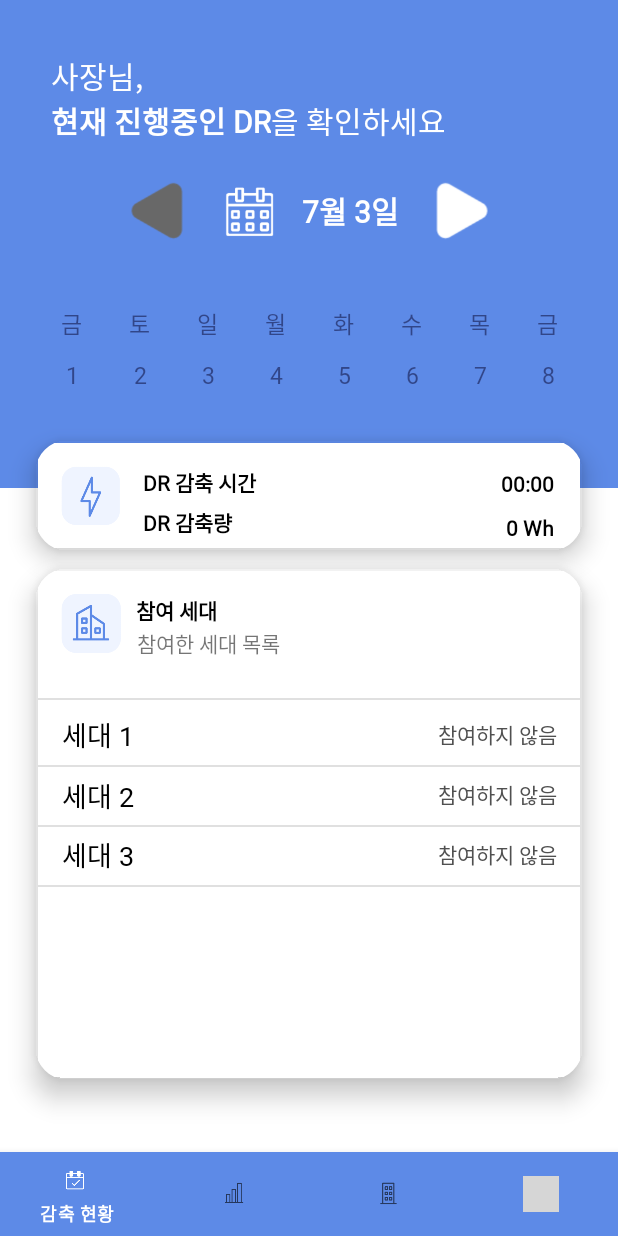
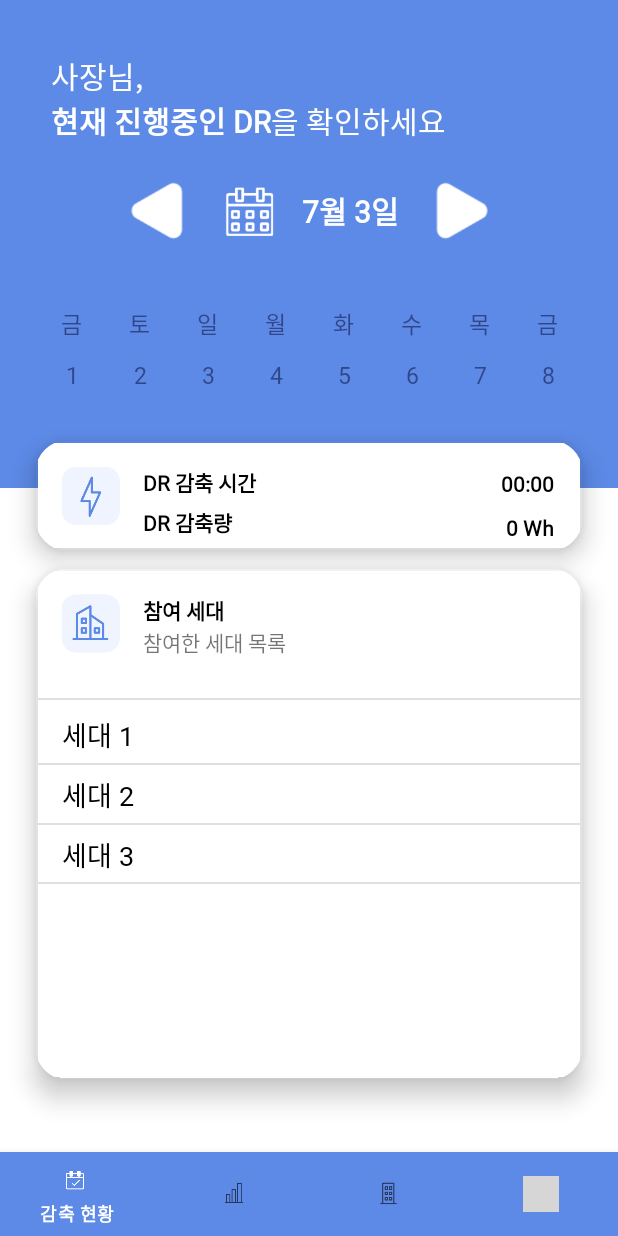
Before and after one commit to capstone-design-team4/Client, an Android app: the screen it shows after launch (MainActivity), on a phone screen of 412 x 824 dp. Run offline under Robolectric (Android 15) with nearby library versions, the light colour scheme and no system bars; libraries missing offline, so code that uses them is left out: com.github.mikephil.charting; grey boxes are pictures that could not be loaded.

Commit message:
마지막
서버가 켜져있지 않은 경우 팅기는 문제 해결

```diff
--- a/app/src/main/AndroidManifest.xml
+++ b/app/src/main/AndroidManifest.xml
@@ -9,6 +9,7 @@
         android:supportsRtl="true"
         android:theme="@style/Theme.JeonShimClient"
         android:usesCleartextTraffic="true">
+
         <activity
             android:name=".MainActivity"
             android:exported="true">
--- a/app/src/main/java/com/capstone/jeonshimclient/ReductionStatusFragment.kt
+++ b/app/src/main/java/com/capstone/jeonshimclient/ReductionStatusFragment.kt
@@ -234,7 +234,7 @@ class ReductionStatusFragment : Fragment() {
                 Log.d("log", t.message.toString())
                 Log.d("log", "fail")
                 nullBody = true
-                changeText()
+                // changeText()
             }
         })
     }
--- a/app/src/main/res/layout/fragment_reductionstatus.xml
+++ b/app/src/main/res/layout/fragment_reductionstatus.xml
@@ -104,10 +104,10 @@
                 android:layout_marginTop="15dp"
                 android:clickable="false"
                 android:src="@drawable/left_dark"
+                android:tint="#FFFFFF"
                 app:layout_constraintBottom_toBottomOf="parent"
                 app:layout_constraintStart_toStartOf="parent"
-                app:layout_constraintTop_toTopOf="parent"
-                app:tint="#FFFFFF" />
+                app:layout_constraintTop_toTopOf="parent" />
 
             <ImageView
                 android:id="@+id/calenderImage"
@@ -283,12 +283,11 @@
                 android:id="@+id/imageView3"
                 android:layout_width="0dp"
                 android:layout_height="wrap_content"
-                android:layout_marginEnd="10dp"
+                android:layout_marginEnd="15dp"
                 android:layout_marginLeft="15dp"
-                android:layout_marginRight="10dp"
+                android:layout_marginRight="15dp"
                 android:layout_marginStart="15dp"
                 android:src="@drawable/sedea_bs_icon"
-                app:layout_constraintBottom_toBottomOf="parent"
                 app:layout_constraintEnd_toStartOf="@+id/textView7"
                 app:layout_constraintStart_toStartOf="parent"
                 app:layout_constraintTop_toTopOf="parent" />
@@ -297,29 +296,34 @@
                 android:id="@+id/textView7"
                 android:layout_width="57dp"
                 android:layout_height="21dp"
-                android:layout_marginBottom="18dp"
+                android:layout_marginLeft="70dp"
+                android:layout_marginStart="70dp"
+                android:layout_marginTop="15dp"
                 android:fontFamily="@font/font1"
                 android:text="참여 세대"
                 android:textColor="#000000"
                 android:textStyle="bold"
                 app:layout_constraintBottom_toBottomOf="parent"
                 app:layout_constraintEnd_toEndOf="parent"
-                app:layout_constraintHorizontal_bias="0.215"
+                app:layout_constraintHorizontal_bias="0.0"
                 app:layout_constraintStart_toStartOf="parent"
-                app:layout_constraintTop_toTopOf="parent" />
+                app:layout_constraintTop_toTopOf="parent"
+                app:layout_constraintVertical_bias="0.0" />
 
             <TextView
                 android:id="@+id/textView11"
                 android:layout_width="wrap_content"
                 android:layout_height="wrap_content"
+                android:layout_marginLeft="70dp"
+                android:layout_marginStart="70dp"
                 android:fontFamily="@font/font1"
                 android:text="참여한 세대 목록"
                 app:layout_constraintBottom_toBottomOf="parent"
                 app:layout_constraintEnd_toEndOf="parent"
-                app:layout_constraintHorizontal_bias="0.05"
-                app:layout_constraintStart_toEndOf="@+id/imageView3"
+                app:layout_constraintHorizontal_bias="0.0"
+                app:layout_constraintStart_toStartOf="parent"
                 app:layout_constraintTop_toBottomOf="@+id/textView7"
-                app:layout_constraintVertical_bias="0.058" />
+                app:layout_constraintVertical_bias="0.0" />
         </androidx.constraintlayout.widget.ConstraintLayout>
 
         <androidx.constraintlayout.widget.ConstraintLayout
```
Also changed, not shown: 1 other file.
